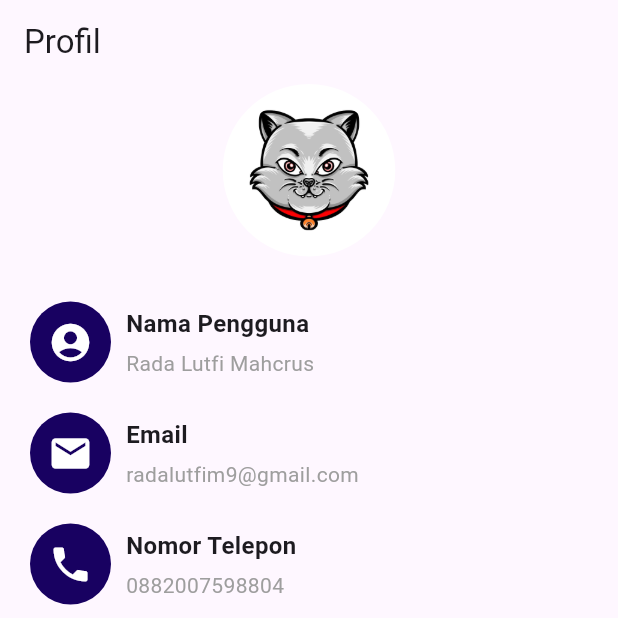
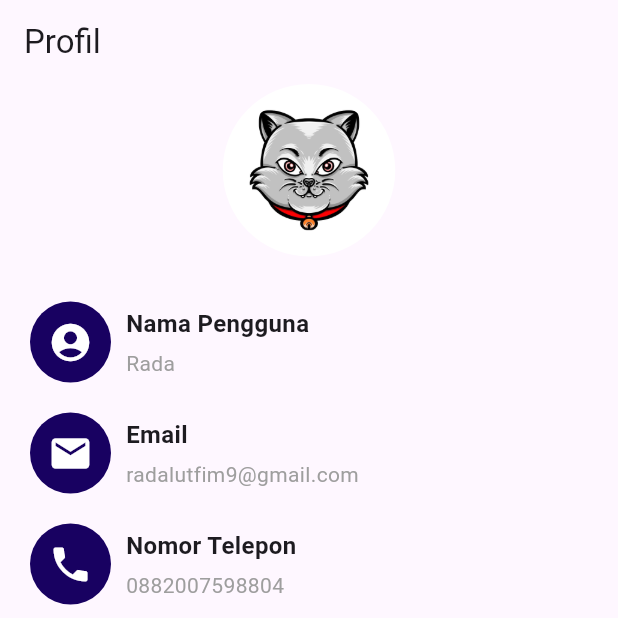
Before and after one commit to radalutfi/e-commerce, a Flutter app: the ProfilePage screen opened directly, on a phone screen of 412 x 824 dp, the top half of it. Run offline on Flutter 3.47's test engine with Material 3 defaults, Android fonts, the phone set to English and light mode, and no system bars; drawn by our look-alikes of water_drop_nav_bar; missing offline and left inert: status_alert.

```diff
--- a/lib/profil.dart
+++ b/lib/profil.dart
@@ -17,7 +17,7 @@ class _ProfilePageState extends State<ProfilePage> {
   final List<Map<String, String>> profileInfo = [
     {
       'title': 'Nama Pengguna',
-      'subtitle': 'Rada Lutfi Mahcrus',
+      'subtitle': 'Rada',
       'icon': 'account_circle',
     },
     {
```
